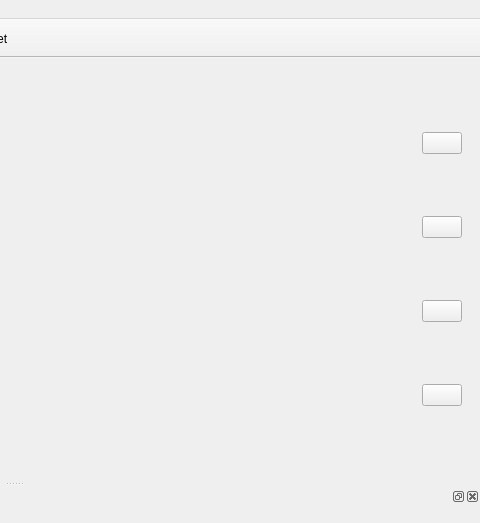
Qt form src/libdynamind-gui/dmmainwindow.ui (iut-ibk/P8-WSC-GUI) before a commit; both pictures show x 452 to 932 and y 0 to 523 of the 932 by 756 pixel window.
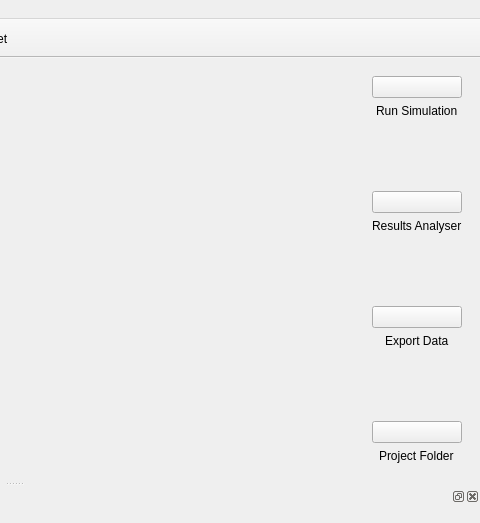
The same form after that commit. Icons and pictures are not drawn.

Commit message: added describing text under buttons

The edit to the form file:
```diff
--- a/src/libdynamind-gui/dmmainwindow.ui
+++ b/src/libdynamind-gui/dmmainwindow.ui
@@ -103,12 +103,38 @@
            </property>
            <property name="iconSize">
             <size>
-             <width>70</width>
-             <height>70</height>
+             <width>60</width>
+             <height>60</height>
             </size>
            </property>
           </widget>
          </item>
+         <item alignment="Qt::AlignHCenter">
+          <widget class="QLabel" name="label">
+           <property name="maximumSize">
+            <size>
+             <width>16777215</width>
+             <height>20</height>
+            </size>
+           </property>
+           <property name="text">
+            <string>Run Simulation</string>
+           </property>
+          </widget>
+         </item>
+         <item>
+          <spacer name="verticalSpacer">
+           <property name="orientation">
+            <enum>Qt::Vertical</enum>
+           </property>
+           <property name="sizeHint" stdset="0">
+            <size>
+             <width>20</width>
+             <height>40</height>
+            </size>
+           </property>
+          </spacer>
+         </item>
          <item>
           <widget class="QPushButton" name="pb_Results">
            <property name="toolTip">
@@ -123,12 +149,32 @@
            </property>
            <property name="iconSize">
             <size>
-             <width>70</width>
-             <height>70</height>
+             <width>60</width>
+             <height>60</height>
             </size>
            </property>
           </widget>
          </item>
+         <item alignment="Qt::AlignHCenter">
+          <widget class="QLabel" name="label_2">
+           <property name="text">
+            <string>Results Analyser</string>
+           </property>
+          </widget>
+         </item>
+         <item>
+          <spacer name="verticalSpacer_2">
+           <property name="orientation">
+            <enum>Qt::Vertical</enum>
+           </property>
+           <property name="sizeHint" stdset="0">
+            <size>
+             <width>20</width>
+             <height>40</height>
+            </size>
+           </property>
+          </spacer>
+         </item>
          <item>
           <widget class="QPushButton" name="pb_Export">
            <property name="toolTip">
@@ -143,12 +189,32 @@
            </property>
            <property name="iconSize">
             <size>
-             <width>70</width>
-             <height>70</height>
+             <width>60</width>
+             <height>60</height>
             </size>
            </property>
           </widget>
          </item>
+         <item alignment="Qt::AlignHCenter|Qt::AlignVCenter">
+          <widget class="QLabel" name="label_3">
+           <property name="text">
+            <string>Export Data</string>
+           </property>
+          </widget>
+         </item>
+         <item>
+          <spacer name="verticalSpacer_3">
+           <property name="orientation">
+            <enum>Qt::Vertical</enum>
+           </property>
+           <property name="sizeHint" stdset="0">
+            <size>
+             <width>20</width>
+             <height>40</height>
+            </size>
+           </property>
+          </spacer>
+         </item>
          <item>
           <widget class="QPushButton" name="pb_TempFold">
            <property name="toolTip">
@@ -163,12 +229,19 @@
            </property>
            <property name="iconSize">
             <size>
-             <width>70</width>
-             <height>70</height>
+             <width>60</width>
+             <height>60</height>
             </size>
            </property>
           </widget>
          </item>
+         <item alignment="Qt::AlignHCenter">
+          <widget class="QLabel" name="label_4">
+           <property name="text">
+            <string>Project Folder</string>
+           </property>
+          </widget>
+         </item>
         </layout>
        </item>
       </layout>
```
